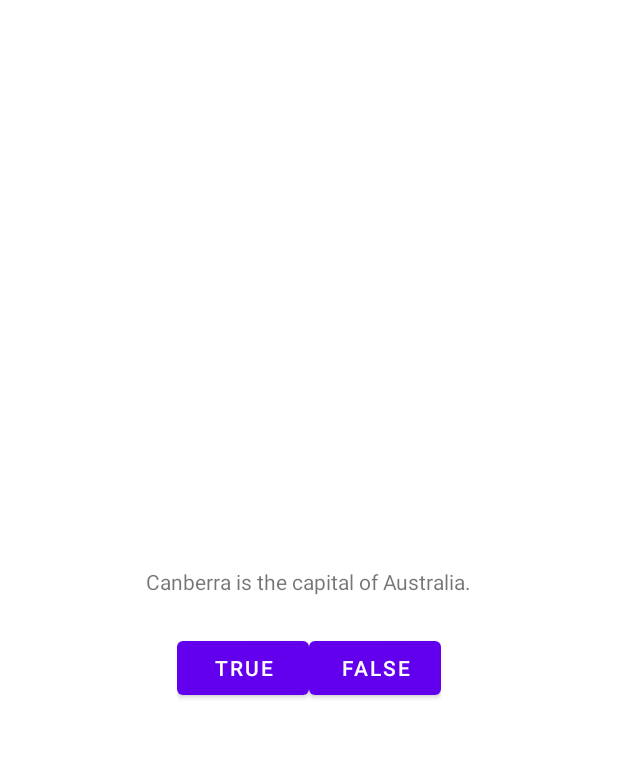
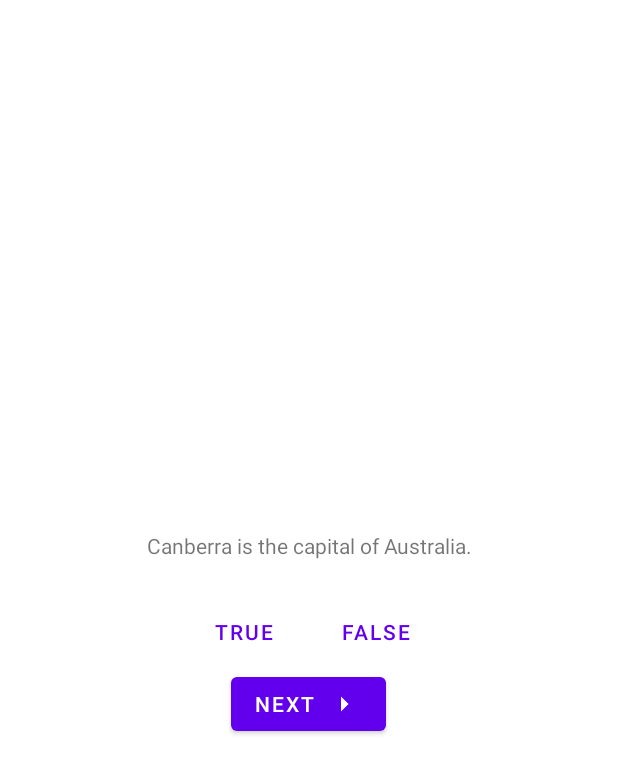
Before and after one commit to kgolding531/geo-quiz, an Android app: the layout activity_main.xml on its own in the app's theme, with its tools: preview values and no code run, on a phone screen of 412 x 824 dp. Shown: the top 774 px of the screen. Run offline under Robolectric (Android 15) with nearby library versions, the phone set to English and light mode, and no system bars.

Commit message:
second commit

```diff
--- a/app/src/main/java/com/example/geoquiz/Question.kt
+++ b/app/src/main/java/com/example/geoquiz/Question.kt
@@ -1,4 +1,6 @@
 package com.example.geoquiz
 
-class Question {
+import androidx.annotation.StringRes
+data class Question(@StringRes val textResId: Int, val answer: Boolean) {
+    //
 }
--- /dev/null
+++ b/app/src/main/res/drawable/arrow_right.xml
@@ -0,0 +1,5 @@
+<vector android:autoMirrored="true" android:height="24dp"
+    android:tint="#000000" android:viewportHeight="24"
+    android:viewportWidth="24" android:width="24dp" xmlns:android="http://schemas.android.com/apk/res/android">
+    <path android:fillColor="@android:color/white" android:pathData="M10,17l5,-5 -5,-5v10z"/>
+</vector>
--- a/app/src/main/res/layout/activity_main.xml
+++ b/app/src/main/res/layout/activity_main.xml
@@ -2,14 +2,18 @@
 <LinearLayout xmlns:android="http://schemas.android.com/apk/res/android"
     android:layout_width="match_parent"
     android:layout_height="match_parent"
+    xmlns:tools="http://schemas.android.com/tools"
+    xmlns:app="http://schemas.android.com/apk/res-auto"
     android:gravity="center"
     android:orientation="vertical">
 
     <TextView
+        android:id="@+id/question_text_view"
+        android:gravity="center"
         android:layout_width="wrap_content"
         android:layout_height="wrap_content"
         android:padding="24dp"
-        android:text="@string/question_text" />
+        tools:text="@string/question_australia" />
 
     <LinearLayout
         android:layout_width="wrap_content"
@@ -20,14 +24,23 @@
             android:id="@+id/true_button"
             android:layout_width="wrap_content"
             android:layout_height="wrap_content"
-            android:text="@string/true_button" />
+            android:text="@string/true_button"
+            style="?android:attr/buttonBarButtonStyle" />
 
         <Button
             android:id="@+id/false_button"
             android:layout_width="wrap_content"
             android:layout_height="wrap_content"
-            android:text="@string/false_button" />
-
+            android:text="@string/false_button"
+            style="?android:attr/buttonBarButtonStyle" />
     </LinearLayout>
 
+    <Button
+        android:id="@+id/next_button"
+        android:layout_width="wrap_content"
+        android:layout_height="wrap_content"
+        android:text="@string/next_button"
+        app:icon="@drawable/arrow_right"
+        app:iconGravity="end" />
+
 </LinearLayout>
--- a/app/src/main/res/values/strings.xml
+++ b/app/src/main/res/values/strings.xml
@@ -1,10 +1,21 @@
 <resources>
     <string name="app_name">GeoQuiz</string>
 
-    <!-- activity_main Strings -->
-    <string name="question_text">Canberra is the capital of Australia.</string>
+    <!-- activity_main Strings: Questions -->
+    <string name="question_australia">Canberra is the capital of Australia.</string>
+    <string name="question_oceans">The Pacific Ocean is larger than the Atlantic Ocean.</string>
+    <string name="question_mideast">The Suez Canal connects the Red Sea and the Indian Ocean.</string>
+    <string name="question_africa">The source of the Nile River is in Egypt.</string>
+    <string name="question_americas">The Amazon River is the longest river in the Americas.</string>
+    <string name="question_asia">Lake Baikal is the world\'s oldest and deepest freshwater lake.</string>
+    <string name="question_jamaica_river">The Rio Minho River is the longest river in Jamaica.</string>
+    <string name="question_jamaica_mountain">The Blue Mountain Peak is 2,256 m (7,402 ft) high.</string>
+    <string name="question_jamaica_surface_area">Jamaica\'s surface area is about 11,991 km².</string>
+
+    <!-- activity_main Strings: Other Elements -->
     <string name="true_button">True</string>
     <string name="false_button">False</string>
+    <string name="next_button">Next</string>
 
     <!-- Snackbar Strings -->
     <string name="correct_snackbar">Correct!</string>
```
Also changed, not shown: app/build.gradle (+7 -4 lines), app/src/main/java/com/example/geoquiz/MainActivity.kt (+50 -18 lines).
